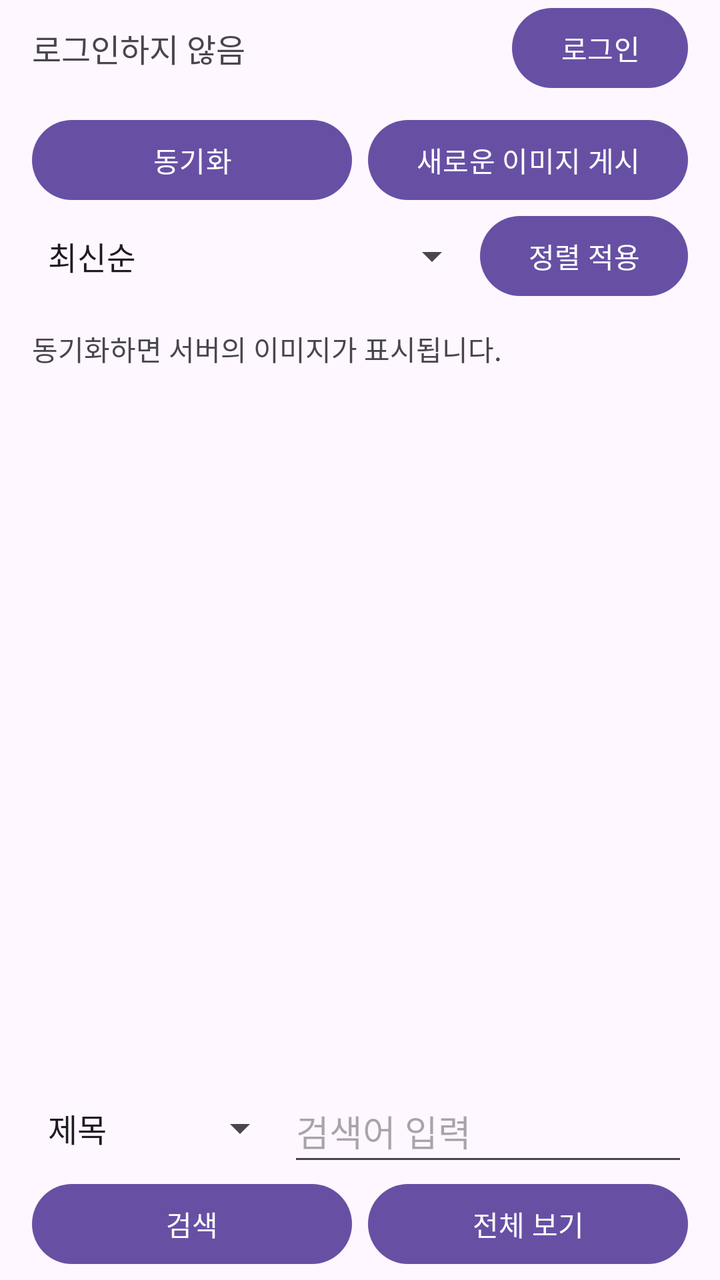
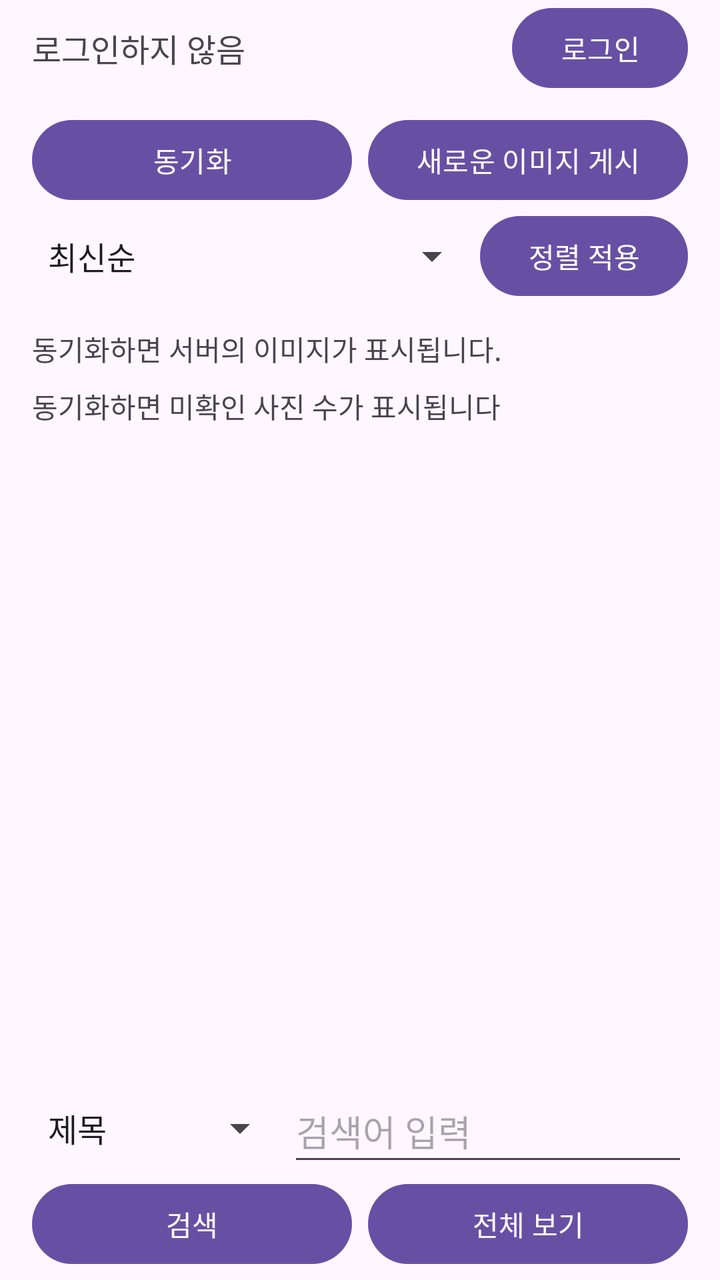

Before-and-after screenshots of an Android layout around one commit, followed by the original layout XML and the change that was made.
<!-- AndroidManifest.xml: application theme Theme.PhotoViewer -->
<!-- res/layout/activity_main.xml -->
<?xml version="1.0" encoding="utf-8"?>
<LinearLayout xmlns:android="http://schemas.android.com/apk/res/android"
    xmlns:tools="http://schemas.android.com/tools"
    android:id="@+id/main"
    android:layout_width="match_parent"
    android:layout_height="match_parent"
    android:orientation="vertical"
    tools:context=".MainActivity">

    <LinearLayout
        android:id="@+id/main_content"
        android:layout_width="match_parent"
        android:layout_height="0dp"
        android:layout_weight="1"
        android:orientation="vertical">
        <LinearLayout
            android:layout_width="match_parent"
            android:layout_height="wrap_content"
            android:gravity="center_vertical"
            android:orientation="horizontal"
            android:paddingStart="16dp"
            android:paddingEnd="16dp">
            <TextView
                android:id="@+id/account_status"
                android:layout_width="0dp"
                android:layout_height="wrap_content"
                android:layout_weight="1"
                android:accessibilityLiveRegion="polite"
                android:text="@string/account_guest"
                android:textSize="16sp" />
            <Button
                android:id="@+id/btn_account"
                android:layout_width="wrap_content"
                android:layout_height="wrap_content"
                android:minHeight="48dp"
                android:text="@string/login" />
        </LinearLayout>

        <LinearLayout
            android:layout_width="match_parent"
            android:layout_height="wrap_content"
            android:orientation="horizontal"
            android:paddingStart="16dp"
            android:paddingTop="8dp"
            android:paddingEnd="16dp">

            <Button
                android:id="@+id/btn_load"
                android:layout_width="0dp"
                android:layout_height="wrap_content"
                android:layout_weight="1"
                android:minHeight="48dp"
                android:text="@string/sync_images" />

            <Button
                android:id="@+id/btn_save"
                android:layout_width="0dp"
                android:layout_height="wrap_content"
                android:layout_marginStart="8dp"
                android:layout_weight="1"
                android:minHeight="48dp"
                android:text="@string/upload_image" />
        </LinearLayout>

        <LinearLayout
            android:layout_width="match_parent" android:layout_height="wrap_content"
            android:orientation="horizontal" android:gravity="center_vertical"
            android:paddingStart="16dp" android:paddingEnd="16dp">
            <Spinner android:id="@+id/sort_order"
                android:layout_width="0dp" android:layout_weight="1" android:layout_height="48dp"
                android:entries="@array/sort_orders" android:contentDescription="@string/sort_order" />
            <Button android:id="@+id/btn_sort"
                android:layout_width="wrap_content" android:layout_height="wrap_content"
                android:minHeight="48dp" android:text="@string/sort_apply" />
        </LinearLayout>

        <TextView
            android:id="@+id/textView"
            android:layout_width="match_parent"
            android:layout_height="wrap_content"
            android:layout_marginStart="16dp"
            android:layout_marginTop="12dp"
            android:layout_marginEnd="16dp"
            android:layout_marginBottom="8dp"
            android:accessibilityLiveRegion="polite"
            android:text="@string/sync_hint"
            android:textSize="14sp" />

        <androidx.recyclerview.widget.RecyclerView
            android:id="@+id/recyclerView"
            android:layout_width="match_parent"
            android:layout_height="0dp"
            android:layout_weight="1"
            android:clipToPadding="false"
            android:padding="8dp"
            tools:listitem="@layout/item_image" />
    </LinearLayout>

    <LinearLayout
        android:id="@+id/search_panel"
        android:layout_width="match_parent"
        android:layout_height="wrap_content"
        android:orientation="vertical"
        android:paddingBottom="4dp"
        android:background="?attr/colorSurface">
        <LinearLayout
            android:layout_width="match_parent" android:layout_height="wrap_content"
            android:orientation="horizontal" android:gravity="center_vertical"
            android:paddingStart="16dp" android:paddingTop="8dp" android:paddingEnd="16dp">
            <Spinner
                android:id="@+id/search_field"
                android:layout_width="128dp" android:layout_height="48dp"
                android:entries="@array/search_fields" android:contentDescription="@string/search_target" />
            <EditText
                android:id="@+id/search_keyword"
                android:layout_width="0dp" android:layout_weight="1" android:layout_height="wrap_content"
                android:minHeight="48dp" android:hint="@string/search_hint"
                android:inputType="text" android:singleLine="true" android:imeOptions="actionSearch|flagNoExtractUi"
                android:importantForAutofill="no" android:maxLength="200" />
        </LinearLayout>
        <LinearLayout
            android:layout_width="match_parent" android:layout_height="wrap_content"
            android:orientation="horizontal" android:paddingStart="16dp" android:paddingEnd="16dp">
            <Button android:id="@+id/btn_search"
                android:layout_width="0dp" android:layout_weight="1" android:layout_height="wrap_content"
                android:text="@string/search" />
            <Button android:id="@+id/btn_search_clear"
                android:layout_width="0dp" android:layout_weight="1" android:layout_height="wrap_content"
                android:layout_marginStart="8dp" android:text="@string/search_clear" />
        </LinearLayout>

    </LinearLayout>
</LinearLayout>
<!-- res/layout/item_image.xml (included above) -->
<?xml version="1.0" encoding="utf-8"?>
<LinearLayout xmlns:android="http://schemas.android.com/apk/res/android"
    android:layout_width="match_parent"
    android:layout_height="wrap_content"
    android:orientation="vertical"
    android:padding="8dp">

    <TextView
        android:id="@+id/post_title"
        android:layout_width="match_parent" android:layout_height="wrap_content"
        android:textSize="18sp" android:textStyle="bold" android:paddingBottom="4dp" />
    <TextView
        android:id="@+id/post_author"
        android:layout_width="match_parent" android:layout_height="wrap_content"
        android:textSize="13sp" android:paddingBottom="8dp" />
    <TextView
        android:id="@+id/post_body"
        android:layout_width="match_parent" android:layout_height="wrap_content"
        android:textSize="14sp" android:maxLines="3" android:ellipsize="end"
        android:paddingBottom="8dp" />
    <ImageView
        android:id="@+id/imageViewItem"
        android:layout_width="match_parent"
        android:layout_height="200dp"
        android:contentDescription="@string/post_image"
        android:scaleType="centerCrop" />
    <LinearLayout
        android:id="@+id/recommendation_row"
        android:layout_width="match_parent" android:layout_height="wrap_content"
        android:orientation="horizontal" android:gravity="center_vertical">
        <TextView android:id="@+id/recommendation_count"
            android:layout_width="0dp" android:layout_weight="1" android:layout_height="wrap_content"
            android:accessibilityLiveRegion="polite" android:textSize="14sp" />
        <Button android:id="@+id/btn_comments"
            android:layout_width="wrap_content" android:layout_height="wrap_content"
            android:minHeight="48dp" android:text="@string/comments" />
        <Button android:id="@+id/btn_recommend"
            android:layout_width="wrap_content" android:layout_height="wrap_content"
            android:minHeight="48dp" android:text="@string/recommend" />
    </LinearLayout>
</LinearLayout>
<!-- resources referenced by this layout -->
<resources>
  <string-array name="search_fields">
          <item>제목</item><item>작성자</item>
      </string-array>
  <string-array name="sort_orders">
          <item>최신순</item><item>오래된순</item><item>추천순</item><item>댓글순</item>
      </string-array>
  <string name="account_guest">로그인하지 않음</string>
  <string name="comments">댓글</string>
  <string name="login">로그인</string>
  <string name="post_image">게시물 이미지</string>
  <string name="recommend">추천</string>
  <string name="search">검색</string>
  <string name="search_clear">전체 보기</string>
  <string name="search_hint">검색어 입력</string>
  <string name="search_target">검색 대상</string>
  <string name="sort_apply">정렬 적용</string>
  <string name="sort_order">게시물 정렬</string>
  <string name="sync_hint">동기화하면 서버의 이미지가 표시됩니다.</string>
  <string name="sync_images">동기화</string>
  <string name="upload_image">새로운 이미지 게시</string>
  <style name="Theme.PhotoViewer" parent="Base.Theme.PhotoViewer" />
  <style name="Base.Theme.PhotoViewer" parent="Theme.Material3.DayNight.NoActionBar">
          
          
      </style>
</resources>

<!-- the commit's change to res/layout/activity_main.xml (unified diff, before → after) -->
@@ -86,6 +86,13 @@
             android:text="@string/sync_hint"
             android:textSize="14sp" />
 
+        <TextView
+            android:id="@+id/unread_photo_count"
+            android:layout_width="match_parent" android:layout_height="wrap_content"
+            android:paddingStart="16dp" android:paddingEnd="16dp"
+            android:accessibilityLiveRegion="polite"
+            android:text="@string/review_sync_hint" android:textSize="14sp" />
+
         <androidx.recyclerview.widget.RecyclerView
             android:id="@+id/recyclerView"
             android:layout_width="match_parent"
@@ -158,6 +165,10 @@
         android:layout_height="200dp"
         android:contentDescription="@string/post_image"
         android:scaleType="centerCrop" />
+    <Button
+        android:id="@+id/btn_review"
+        android:layout_width="wrap_content" android:layout_height="wrap_content"
+        android:minHeight="48dp" android:text="@string/mark_photo_reviewed" />
     <LinearLayout
         android:id="@+id/recommendation_row"
         android:layout_width="match_parent" android:layout_height="wrap_content"
<!-- resource entries referenced after the edit -->
@@ -9,8 +9,10 @@
   <string name="account_guest">로그인하지 않음</string>
   <string name="comments">댓글</string>
   <string name="login">로그인</string>
+  <string name="mark_photo_reviewed">미확인 · 확인 완료</string>
   <string name="post_image">게시물 이미지</string>
   <string name="recommend">추천</string>
+  <string name="review_sync_hint">동기화하면 미확인 사진 수가 표시됩니다</string>
   <string name="search">검색</string>
   <string name="search_clear">전체 보기</string>
   <string name="search_hint">검색어 입력</string>
